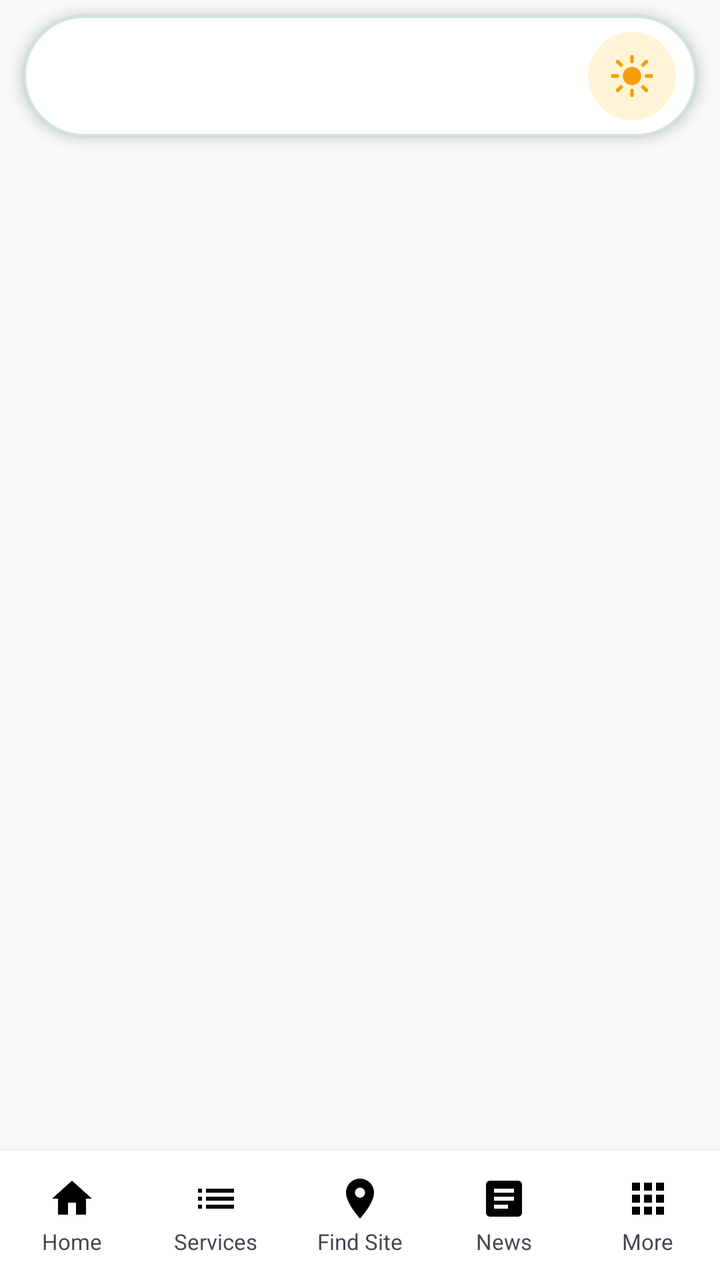
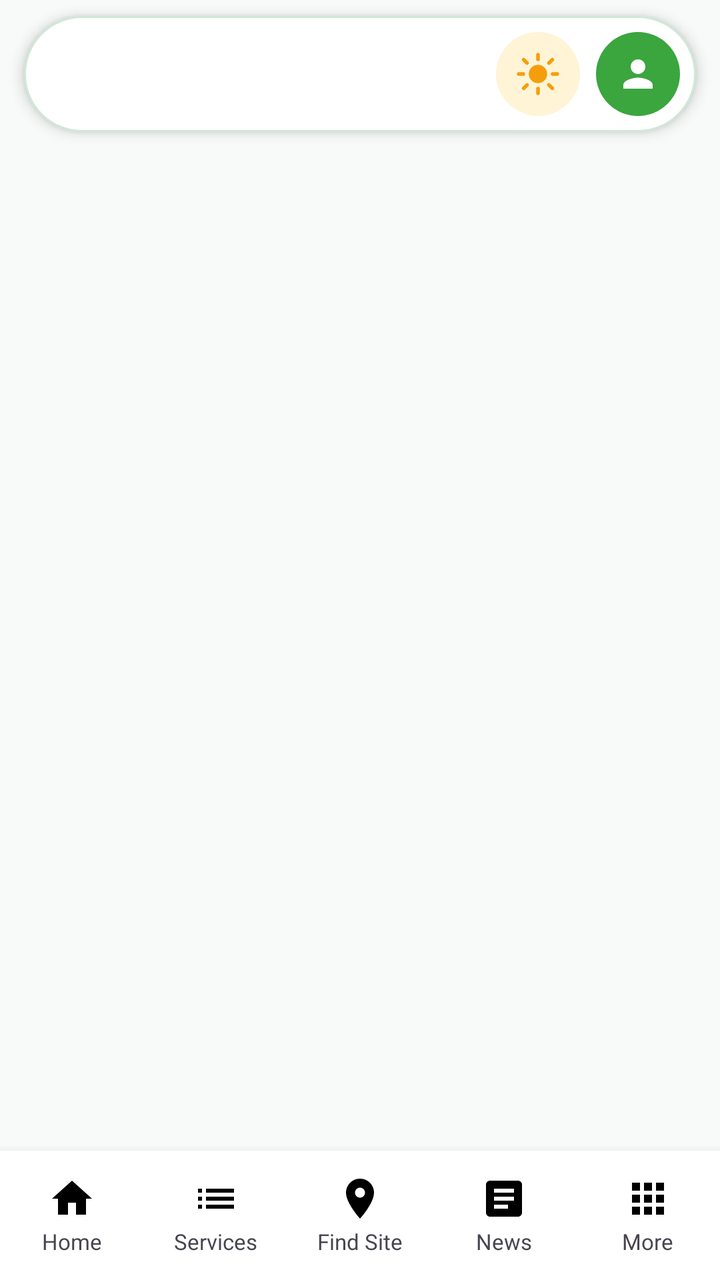

Before-and-after screenshots of an Android layout around one commit, followed by the original layout XML and the change that was made.
<!-- AndroidManifest.xml: application theme Theme.CosupLight -->
<!-- res/layout/activity_main.xml -->
<?xml version="1.0" encoding="utf-8"?>
<LinearLayout xmlns:android="http://schemas.android.com/apk/res/android"
    android:id="@+id/main"
    android:layout_width="match_parent"
    android:layout_height="match_parent"
    android:background="?attr/cosupBg"
    android:orientation="vertical">

    <LinearLayout
        android:layout_width="match_parent"
        android:layout_height="wrap_content"
        android:layout_marginStart="12dp"
        android:layout_marginTop="8dp"
        android:layout_marginEnd="12dp"
        android:layout_marginBottom="8dp"
        android:background="@drawable/bg_pill"
        android:elevation="4dp"
        android:gravity="center_vertical"
        android:orientation="horizontal"
        android:paddingStart="14dp"
        android:paddingTop="8dp"
        android:paddingEnd="10dp"
        android:paddingBottom="8dp">

        <ImageView
            android:id="@+id/logoView"
            android:layout_width="wrap_content"
            android:layout_height="44dp"
            android:adjustViewBounds="true"
            android:contentDescription="COSUP logo" />

        <View
            android:layout_width="0dp"
            android:layout_height="1dp"
            android:layout_weight="1" />

        <ImageView
            android:id="@+id/hopelineBtn"
            android:layout_width="wrap_content"
            android:layout_height="38dp"
            android:layout_marginEnd="10dp"
            android:adjustViewBounds="true"
            android:background="?attr/selectableItemBackgroundBorderless"
            android:contentDescription="Call the COSUP Hopeline on 0800 611 197" />

        <ImageButton
            android:id="@+id/themeBtn"
            android:layout_width="44dp"
            android:layout_height="44dp"
            android:background="@drawable/bg_toggle_sun"
            android:contentDescription="Switch between light and dark mode"
            android:padding="11dp"
            android:scaleType="fitCenter"
            android:src="@drawable/ic_sun" />
    </LinearLayout>

    <androidx.fragment.app.FragmentContainerView
        android:id="@+id/fragmentContainer"
        android:layout_width="match_parent"
        android:layout_height="0dp"
        android:layout_weight="1" />

    <LinearLayout
        android:id="@+id/bottomBar"
        android:layout_width="match_parent"
        android:layout_height="wrap_content"
        android:background="?attr/cosupCard"
        android:elevation="8dp"
        android:orientation="horizontal"
        android:paddingTop="6dp"
        android:paddingBottom="6dp">

        <LinearLayout
            android:id="@+id/nav_home"
            android:layout_width="0dp"
            android:layout_height="wrap_content"
            android:layout_weight="1"
            android:background="?attr/selectableItemBackground"
            android:clickable="true"
            android:focusable="true"
            android:gravity="center_horizontal"
            android:orientation="vertical"
            android:padding="6dp">

            <ImageView
                android:id="@+id/nav_home_icon"
                android:layout_width="24dp"
                android:layout_height="24dp"
                android:importantForAccessibility="no"
                android:src="@drawable/ic_home" />

            <TextView
                android:id="@+id/nav_home_label"
                android:layout_width="wrap_content"
                android:layout_height="wrap_content"
                android:layout_marginTop="2dp"
                android:text="Home"
                android:textSize="11sp" />
        </LinearLayout>

        <LinearLayout
            android:id="@+id/nav_services"
            android:layout_width="0dp"
            android:layout_height="wrap_content"
            android:layout_weight="1"
            android:background="?attr/selectableItemBackground"
            android:clickable="true"
            android:focusable="true"
            android:gravity="center_horizontal"
            android:orientation="vertical"
            android:padding="6dp">

            <ImageView
                android:id="@+id/nav_services_icon"
                android:layout_width="24dp"
                android:layout_height="24dp"
                android:importantForAccessibility="no"
                android:src="@drawable/ic_services" />

            <TextView
                android:id="@+id/nav_services_label"
                android:layout_width="wrap_content"
                android:layout_height="wrap_content"
                android:layout_marginTop="2dp"
                android:text="Services"
                android:textSize="11sp" />
        </LinearLayout>

        <LinearLayout
            android:id="@+id/nav_find"
            android:layout_width="0dp"
            android:layout_height="wrap_content"
            android:layout_weight="1"
            android:background="?attr/selectableItemBackground"
            android:clickable="true"
            android:focusable="true"
            android:gravity="center_horizontal"
            android:orientation="vertical"
            android:padding="6dp">

            <ImageView
                android:id="@+id/nav_find_icon"
                android:layout_width="24dp"
                android:layout_height="24dp"
                android:importantForAccessibility="no"
                android:src="@drawable/ic_location" />

            <TextView
                android:id="@+id/nav_find_label"
                android:layout_width="wrap_content"
                android:layout_height="wrap_content"
                android:layout_marginTop="2dp"
                android:text="Find Site"
                android:textSize="11sp" />
        </LinearLayout>

        <LinearLayout
            android:id="@+id/nav_news"
            android:layout_width="0dp"
            android:layout_height="wrap_content"
            android:layout_weight="1"
            android:background="?attr/selectableItemBackground"
            android:clickable="true"
            android:focusable="true"
            android:gravity="center_horizontal"
            android:orientation="vertical"
            android:padding="6dp">

            <ImageView
                android:id="@+id/nav_news_icon"
                android:layout_width="24dp"
                android:layout_height="24dp"
                android:importantForAccessibility="no"
                android:src="@drawable/ic_news" />

            <TextView
                android:id="@+id/nav_news_label"
                android:layout_width="wrap_content"
                android:layout_height="wrap_content"
                android:layout_marginTop="2dp"
                android:text="News"
                android:textSize="11sp" />
        </LinearLayout>

        <LinearLayout
            android:id="@+id/nav_more"
            android:layout_width="0dp"
            android:layout_height="wrap_content"
            android:layout_weight="1"
            android:background="?attr/selectableItemBackground"
            android:clickable="true"
            android:focusable="true"
            android:gravity="center_horizontal"
            android:orientation="vertical"
            android:padding="6dp">

            <ImageView
                android:id="@+id/nav_more_icon"
                android:layout_width="24dp"
                android:layout_height="24dp"
                android:importantForAccessibility="no"
                android:src="@drawable/ic_more" />

            <TextView
                android:id="@+id/nav_more_label"
                android:layout_width="wrap_content"
                android:layout_height="wrap_content"
                android:layout_marginTop="2dp"
                android:text="More"
                android:textSize="11sp" />
        </LinearLayout>
    </LinearLayout>
</LinearLayout>
<!-- resources referenced by this layout -->
<resources>
  <!-- drawable bg_pill (drawable) -->
  <?xml version="1.0" encoding="utf-8"?>
  <shape xmlns:android="http://schemas.android.com/apk/res/android" android:shape="rectangle">
      <solid android:color="?attr/cosupCard" />
      <corners android:radius="40dp" />
      <stroke android:width="1dp" android:color="?attr/cosupBorder" />
  </shape>
  <!-- drawable bg_toggle_sun (drawable) -->
  <?xml version="1.0" encoding="utf-8"?>
  <shape xmlns:android="http://schemas.android.com/apk/res/android" android:shape="oval">
      <solid android:color="#FFF4D6" />
  </shape>
  <!-- drawable ic_home (drawable) -->
  <?xml version="1.0" encoding="utf-8"?>
  <vector xmlns:android="http://schemas.android.com/apk/res/android"
      android:width="24dp"
      android:height="24dp"
      android:viewportWidth="24"
      android:viewportHeight="24">
      <path
          android:fillColor="#FF000000"
          android:pathData="M10,20v-6h4v6h5v-8h3L12,3 2,12h3v8z" />
  </vector>
  <!-- drawable ic_location (drawable) -->
  <?xml version="1.0" encoding="utf-8"?>
  <vector xmlns:android="http://schemas.android.com/apk/res/android"
      android:width="24dp"
      android:height="24dp"
      android:viewportWidth="24"
      android:viewportHeight="24">
      <path
          android:fillColor="#FF000000"
          android:pathData="M12,2C8.13,2 5,5.13 5,9c0,5.25 7,13 7,13s7,-7.75 7,-13c0,-3.87 -3.13,-7 -7,-7zM12,11.5c-1.38,0 -2.5,-1.12 -2.5,-2.5s1.12,-2.5 2.5,-2.5 2.5,1.12 2.5,2.5 -1.12,2.5 -2.5,2.5z" />
  </vector>
  <!-- drawable ic_more (drawable) -->
  <?xml version="1.0" encoding="utf-8"?>
  <vector xmlns:android="http://schemas.android.com/apk/res/android"
      android:width="24dp"
      android:height="24dp"
      android:viewportWidth="24"
      android:viewportHeight="24">
      <path
          android:fillColor="#FF000000"
          android:pathData="M4,8h4V4H4v4zm6,12h4v-4h-4v4zm-6,0h4v-4H4v4zm0,-6h4v-4H4v4zm6,0h4v-4h-4v4zm6,-10v4h4V4h-4zm-6,4h4V4h-4v4zm6,6h4v-4h-4v4zm0,6h4v-4h-4v4z" />
  </vector>
  <!-- drawable ic_news (drawable) -->
  <?xml version="1.0" encoding="utf-8"?>
  <vector xmlns:android="http://schemas.android.com/apk/res/android"
      android:width="24dp"
      android:height="24dp"
      android:viewportWidth="24"
      android:viewportHeight="24">
      <path
          android:fillColor="#FF000000"
          android:pathData="M19,3H5c-1.1,0 -2,0.9 -2,2v14c0,1.1 0.9,2 2,2h14c1.1,0 2,-0.9 2,-2V5c0,-1.1 -0.9,-2 -2,-2zM14,17H7v-2h7v2zM17,13H7v-2h10v2zM17,9H7V7h10v2z" />
  </vector>
  <!-- drawable ic_services (drawable) -->
  <?xml version="1.0" encoding="utf-8"?>
  <vector xmlns:android="http://schemas.android.com/apk/res/android"
      android:width="24dp"
      android:height="24dp"
      android:viewportWidth="24"
      android:viewportHeight="24">
      <path
          android:fillColor="#FF000000"
          android:pathData="M3,13h2v-2L3,11v2zM3,17h2v-2L3,15v2zM3,9h2L5,7L3,7v2zM7,13h14v-2L7,11v2zM7,17h14v-2L7,15v2zM7,7v2h14L21,7L7,7z" />
  </vector>
  <color name="cosup_green">#3BA53E</color>
  <color name="cosup_green_dark">#2D8A30</color>
  <!-- unchanged entries left out for length: 2 -->
</resources>

<!-- the commit's change to res/layout/activity_main.xml (unified diff, before → after) -->
@@ -17,15 +17,15 @@
         android:elevation="4dp"
         android:gravity="center_vertical"
         android:orientation="horizontal"
-        android:paddingStart="14dp"
+        android:paddingStart="12dp"
         android:paddingTop="8dp"
-        android:paddingEnd="10dp"
+        android:paddingEnd="8dp"
         android:paddingBottom="8dp">
 
         <ImageView
             android:id="@+id/logoView"
             android:layout_width="wrap_content"
-            android:layout_height="44dp"
+            android:layout_height="40dp"
             android:adjustViewBounds="true"
             android:contentDescription="COSUP logo" />
 
@@ -37,21 +37,50 @@
         <ImageView
             android:id="@+id/hopelineBtn"
             android:layout_width="wrap_content"
-            android:layout_height="38dp"
-            android:layout_marginEnd="10dp"
+            android:layout_height="34dp"
+            android:layout_marginEnd="8dp"
             android:adjustViewBounds="true"
             android:background="?attr/selectableItemBackgroundBorderless"
             android:contentDescription="Call the COSUP Hopeline on 0800 611 197" />
 
         <ImageButton
             android:id="@+id/themeBtn"
-            android:layout_width="44dp"
-            android:layout_height="44dp"
+            android:layout_width="42dp"
+            android:layout_height="42dp"
             android:background="@drawable/bg_toggle_sun"
             android:contentDescription="Switch between light and dark mode"
-            android:padding="11dp"
+            android:padding="10dp"
             android:scaleType="fitCenter"
             android:src="@drawable/ic_sun" />
+
+        <FrameLayout
+            android:id="@+id/avatarBtn"
+            android:layout_width="42dp"
+            android:layout_height="42dp"
+            android:layout_marginStart="8dp"
+            android:background="@drawable/bg_avatar"
+            android:clickable="true"
+            android:contentDescription="Sign in or open your account"
+            android:focusable="true">
+
+            <ImageView
+                android:id="@+id/avatarIcon"
+                android:layout_width="22dp"
+                android:layout_height="22dp"
+                android:layout_gravity="center"
+                android:importantForAccessibility="no"
+                android:src="@drawable/ic_person" />
+
+            <TextView
+                android:id="@+id/avatarInitials"
+                android:layout_width="match_parent"
+                android:layout_height="match_parent"
+                android:gravity="center"
+                android:textColor="@android:color/white"
+                android:textSize="15sp"
+                android:textStyle="bold"
+                android:visibility="gone" />
+        </FrameLayout>
     </LinearLayout>
 
     <androidx.fragment.app.FragmentContainerView
<!-- resource entries referenced after the edit -->
@@ -1,5 +1,10 @@
 <!-- resources referenced by this layout -->
 <resources>
+  <!-- drawable bg_avatar (drawable) -->
+  <?xml version="1.0" encoding="utf-8"?>
+  <shape xmlns:android="http://schemas.android.com/apk/res/android" android:shape="oval">
+      <solid android:color="#3BA53E" />
+  </shape>
   <!-- drawable bg_pill (drawable) -->
   <?xml version="1.0" encoding="utf-8"?>
   <shape xmlns:android="http://schemas.android.com/apk/res/android" android:shape="rectangle">
@@ -56,6 +61,17 @@
           android:fillColor="#FF000000"
           android:pathData="M19,3H5c-1.1,0 -2,0.9 -2,2v14c0,1.1 0.9,2 2,2h14c1.1,0 2,-0.9 2,-2V5c0,-1.1 -0.9,-2 -2,-2zM14,17H7v-2h7v2zM17,13H7v-2h10v2zM17,9H7V7h10v2z" />
   </vector>
+  <!-- drawable ic_person (drawable) -->
+  <?xml version="1.0" encoding="utf-8"?>
+  <vector xmlns:android="http://schemas.android.com/apk/res/android"
+      android:width="24dp"
+      android:height="24dp"
+      android:viewportWidth="24"
+      android:viewportHeight="24">
+      <path
+          android:fillColor="#FFFFFFFF"
+          android:pathData="M12,12c2.21,0 4,-1.79 4,-4s-1.79,-4 -4,-4 -4,1.79 -4,4 1.79,4 4,4zM12,14c-2.67,0 -8,1.34 -8,4v2h16v-2c0,-2.66 -5.33,-4 -8,-4z" />
+  </vector>
   <!-- drawable ic_services (drawable) -->
   <?xml version="1.0" encoding="utf-8"?>
   <vector xmlns:android="http://schemas.android.com/apk/res/android"
